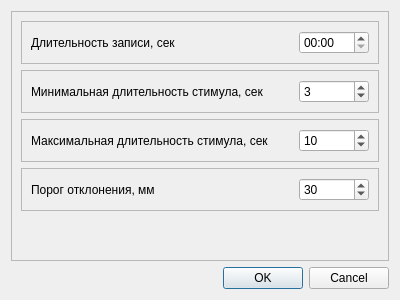
First picture: the form in metodics/dynamic_tests/boxer_dodging/boxerdodgingparamsdialog.ui, repository grigp/a-analyser, before the edit.
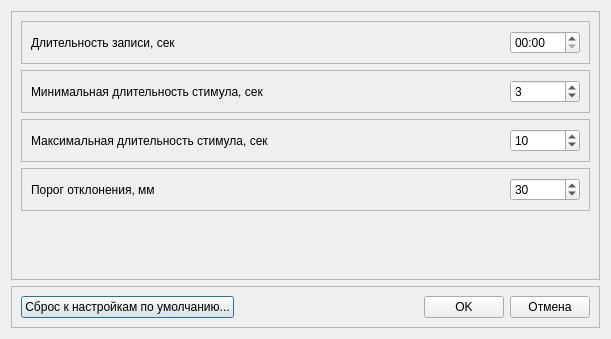
Second picture: the form after the edit.

Commit message: Сброс параметров методик по умолчанию. Закончено

Diff of the .ui file:
```diff
--- a/metodics/dynamic_tests/boxer_dodging/boxerdodgingparamsdialog.ui
+++ b/metodics/dynamic_tests/boxer_dodging/boxerdodgingparamsdialog.ui
@@ -6,8 +6,8 @@
    <rect>
     <x>0</x>
     <y>0</y>
-    <width>400</width>
-    <height>300</height>
+    <width>611</width>
+    <height>339</height>
    </rect>
   </property>
   <property name="windowTitle">
@@ -247,13 +247,49 @@
     </widget>
    </item>
    <item>
-    <widget class="QDialogButtonBox" name="buttonBox">
-     <property name="orientation">
-      <enum>Qt::Horizontal</enum>
+    <widget class="QFrame" name="frame_3">
+     <property name="frameShape">
+      <enum>QFrame::StyledPanel</enum>
      </property>
-     <property name="standardButtons">
-      <set>QDialogButtonBox::Cancel|QDialogButtonBox::Ok</set>
+     <property name="frameShadow">
+      <enum>QFrame::Raised</enum>
      </property>
+     <layout class="QHBoxLayout" name="horizontalLayout_11">
+      <item>
+       <widget class="QPushButton" name="btnDefault">
+        <property name="text">
+         <string>Сброс к настройкам по умолчанию...</string>
+        </property>
+       </widget>
+      </item>
+      <item>
+       <spacer name="horizontalSpacer_3">
+        <property name="orientation">
+         <enum>Qt::Horizontal</enum>
+        </property>
+        <property name="sizeHint" stdset="0">
+         <size>
+          <width>40</width>
+          <height>20</height>
+         </size>
+        </property>
+       </spacer>
+      </item>
+      <item>
+       <widget class="QPushButton" name="btnOK">
+        <property name="text">
+         <string>OK</string>
+        </property>
+       </widget>
+      </item>
+      <item>
+       <widget class="QPushButton" name="btnCancel">
+        <property name="text">
+         <string>Отмена</string>
+        </property>
+       </widget>
+      </item>
+     </layout>
     </widget>
    </item>
   </layout>
```
Left out of the diff: 47 changed lines with no effect on the pictures. The commit also changes 41 other files.
